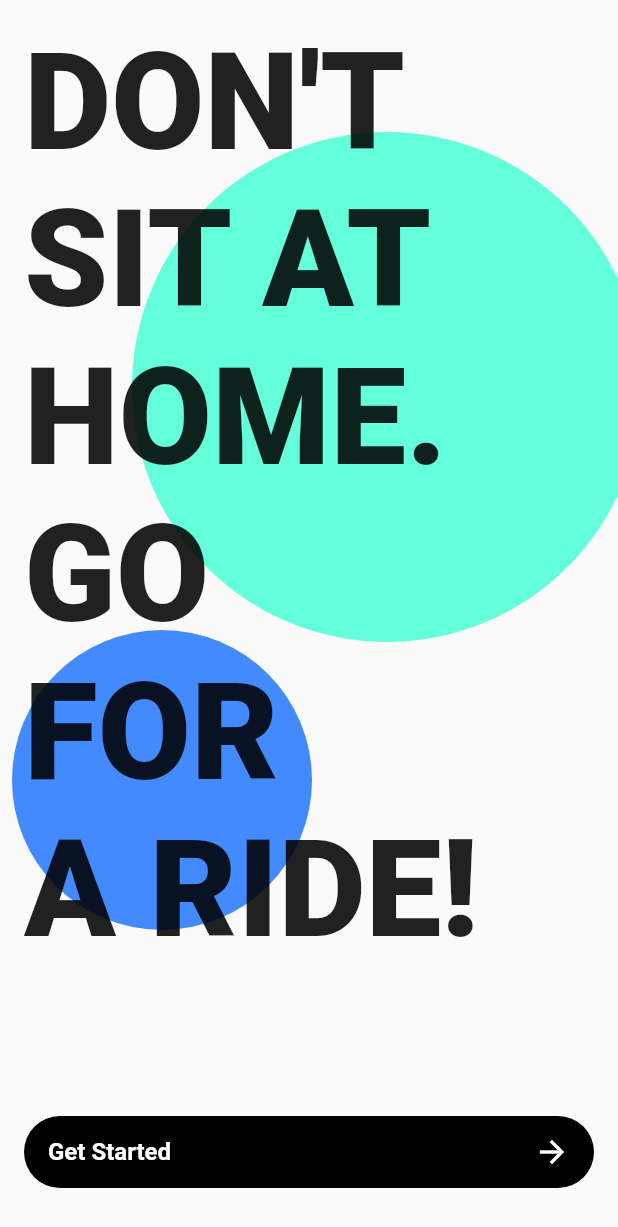
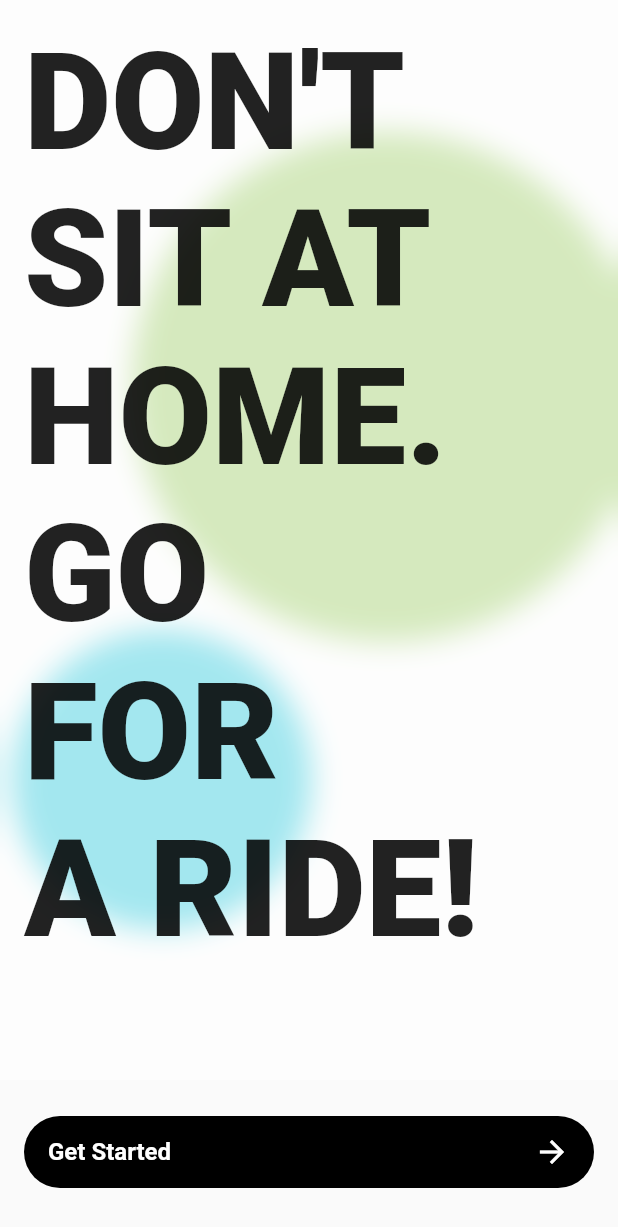
Before and after one commit to JAICHANGPARK/flutter_notebook_18th_story, a Flutter app: the screen it shows after launch, on a phone screen of 412 x 824 dp. Shown: the top 1227 px of the screen. Run offline on Flutter 3.47's test engine with Material 2 defaults, Android fonts, the phone set to English and light mode, and no system bars; our stand-ins replace flutter_riverpod.

Commit message:
Update start_screen.dart

```diff
--- a/lib/ep1051_travel_car_rental_app/src/ui/start_screen.dart
+++ b/lib/ep1051_travel_car_rental_app/src/ui/start_screen.dart
@@ -1,3 +1,5 @@
+import 'dart:ui';
+
 import 'package:flutter/material.dart';
 
 class StartScreen extends StatelessWidget {
@@ -19,7 +21,10 @@ class StartScreen extends StatelessWidget {
                   child: Container(
                     height: 200,
                     width: 200,
-                    decoration: BoxDecoration(shape: BoxShape.circle, color: Colors.blueAccent),
+                    decoration: const BoxDecoration(
+                      shape: BoxShape.circle,
+                      color: Colors.cyan,
+                    ),
                   ),
                 ),
                 Positioned(
@@ -28,11 +33,30 @@ class StartScreen extends StatelessWidget {
                   child: Container(
                     height: 420,
                     width: 340,
-                    decoration: BoxDecoration(shape: BoxShape.circle, color: Colors.tealAccent),
+                    decoration: const BoxDecoration(
+                      shape: BoxShape.circle,
+                      color: Colors.lightGreen
+                    ),
                   ),
                 ),
-                Positioned(child: Container()),
                 Positioned(
+                  child: Container(
+                    decoration: BoxDecoration(
+                      color: Colors.white.withOpacity(0.4),
+                    ),
+                    child: BackdropFilter(
+                      filter: ImageFilter.blur(sigmaX: 10, sigmaY: 10),
+                      child: Container(
+                        color: Colors.white.withOpacity(0.4),
+                      ),
+                    ),
+                  ),
+                  left: 0,
+                  right: 0,
+                  bottom: 0,
+                  top: 0,
+                ),
+                const Positioned(
                   left: 16,
                   top: 16,
                   right: 16,
```
